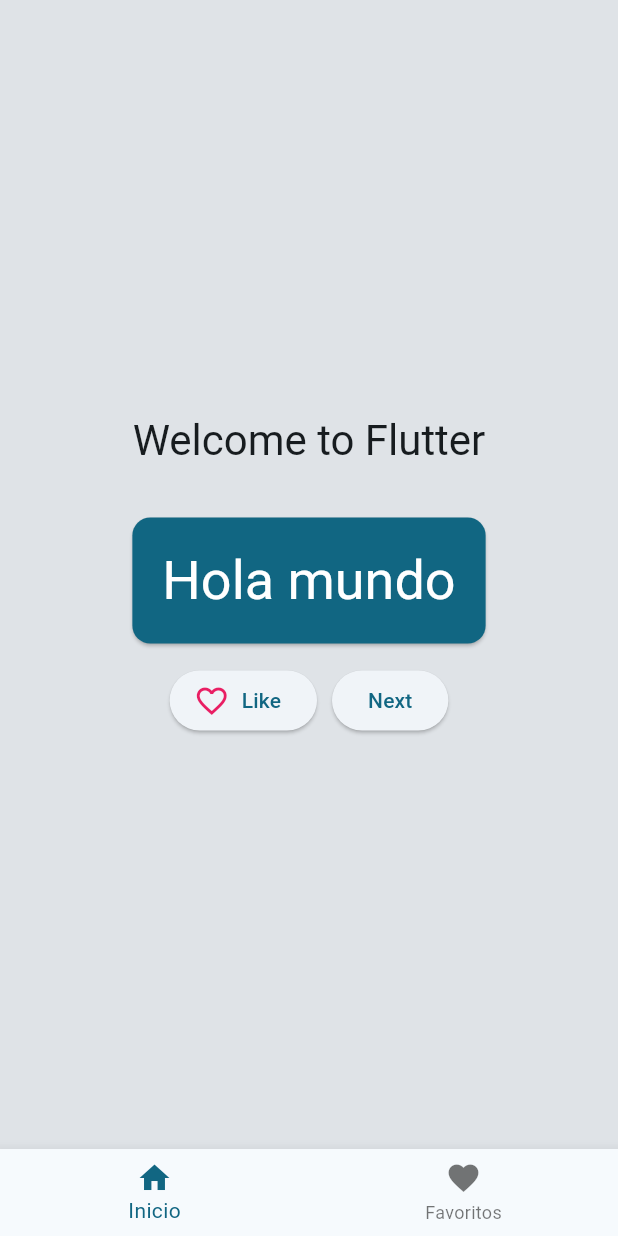
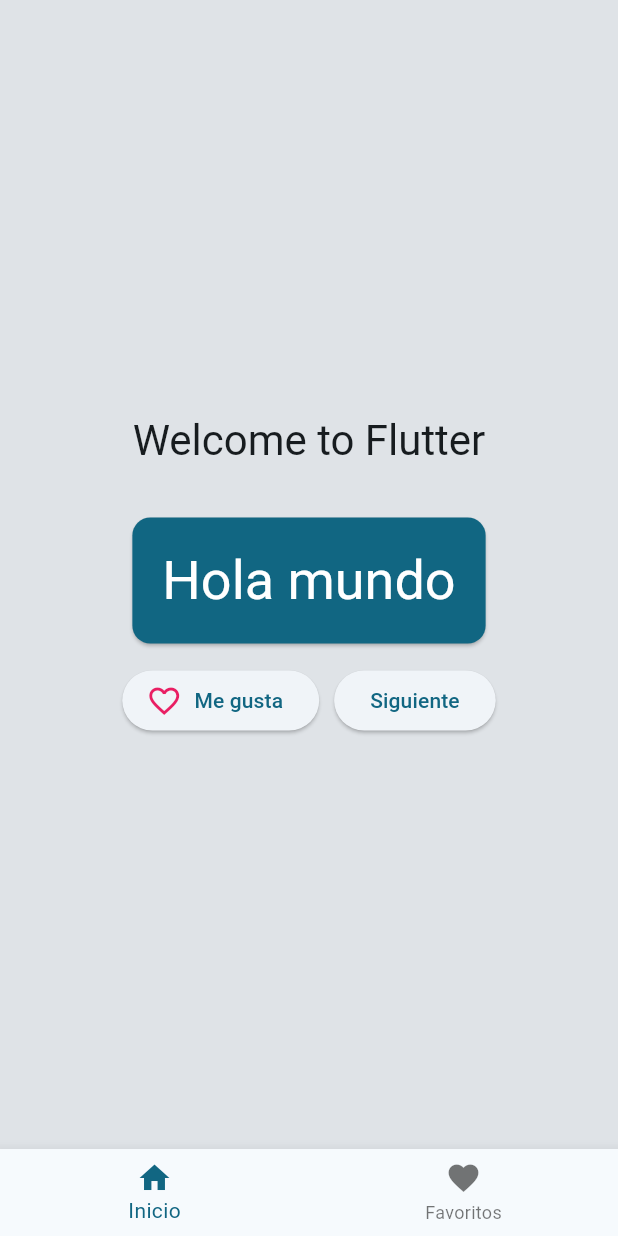
Before and after one commit to IsabelMP23/myCine-app, a Flutter app: the screen it shows after launch, on a phone screen of 412 x 824 dp. Run offline on Flutter 3.47's test engine with Material 3 defaults, Android fonts, the light colour scheme and no system bars.

Commit message:
Cambiar texto

```diff
--- a/lib/main.dart
+++ b/lib/main.dart
@@ -183,14 +183,14 @@
                   size: 24.0,
                   semanticLabel: "Favoritos",
                 ),
-                label: Text('Like'),
+                label: Text('Me gusta'),
               ),
               SizedBox(width: 10),
               ElevatedButton(
                 onPressed: () {
                   appState.getNext();
                 },
-                child: Text('Next'),
+                child: Text('Siguiente'),
               ),
             ],
           ),
```
